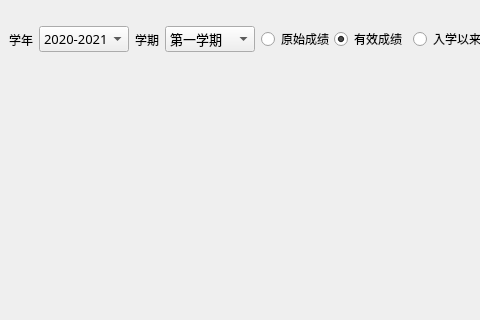
Old version of the form Qt-Zhku-Client/QueryScore_Ui.ui in the repository yujiecong/Qt-Zhku-Client; both pictures show x 0 to 480 and y 0 to 320 of the 795 by 476 pixel window.
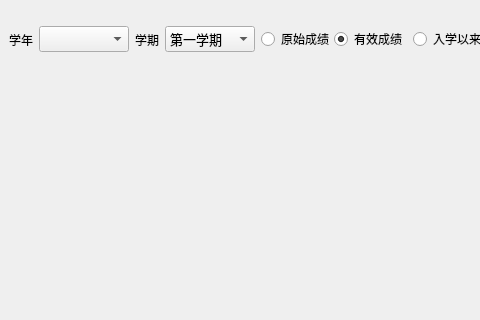
New version of the form.

The edit to the form file:
```diff
--- a/Qt-Zhku-Client/QueryScore_Ui.ui
+++ b/Qt-Zhku-Client/QueryScore_Ui.ui
@@ -101,11 +101,6 @@
               <pointsize>10</pointsize>
              </font>
             </property>
-            <item>
-             <property name="text">
-              <string>2020-2021</string>
-             </property>
-            </item>
            </widget>
           </item>
           <item>
```
